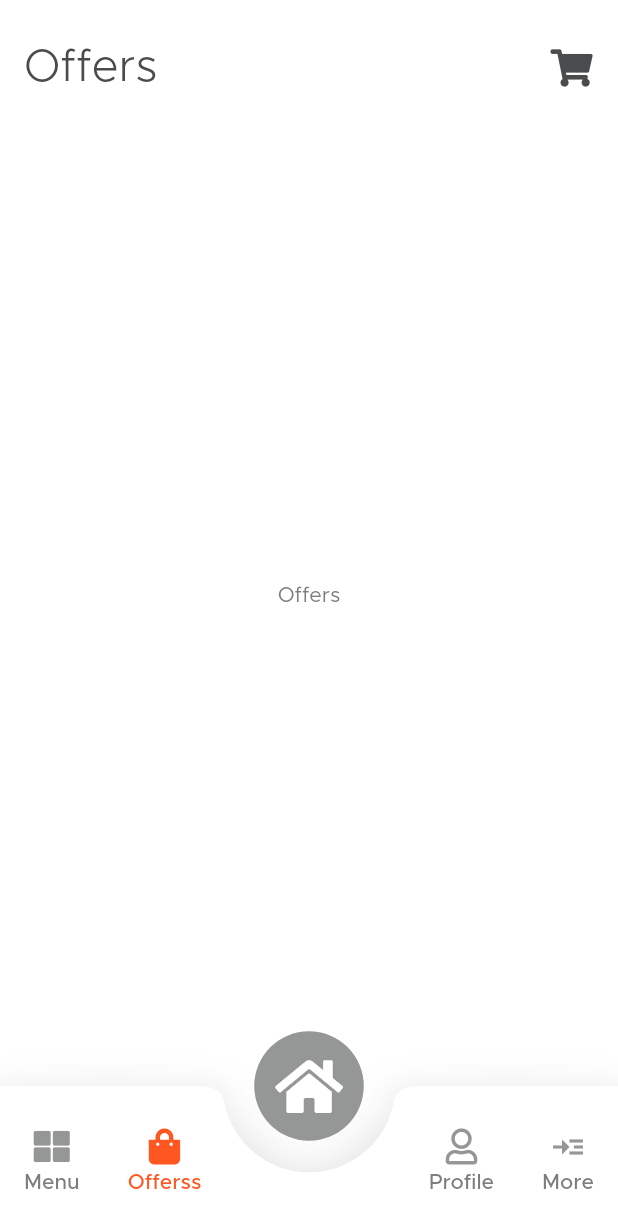
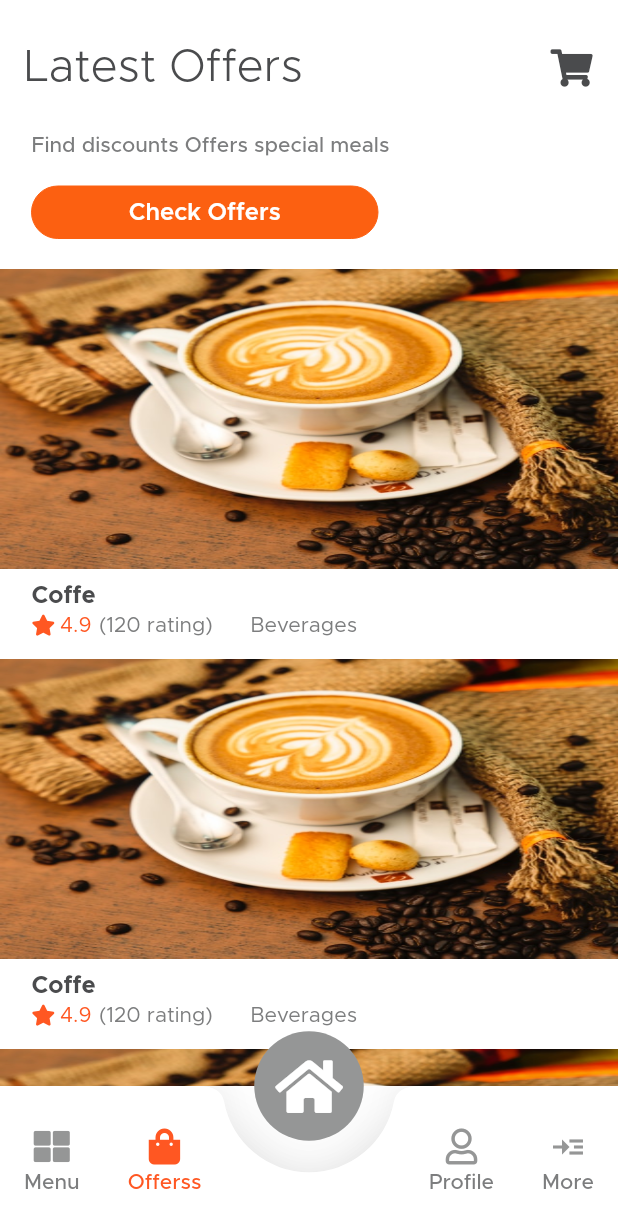
Before and after one commit to mazenmohamed56/Meal-Monkey_Food_Delivery_App, a Flutter app: the HomeLayOut screen opened directly, after a tap on "Menu", after a tap on "Offerss", on a phone screen of 412 x 824 dp. Shown: the top 1228 px of the screen. Run offline on Flutter 3.47's test engine with Material 2 defaults, Android fonts, the phone set to English and light mode, and no system bars; our stand-ins replace bloc, cloud_firestore, firebase_auth, firebase_core, firebase_storage, flutter_bloc and 7 more; missing offline and left inert: flutter_login_facebook; accounts and stored records are empty.

Commit message:
Offers Screen

```diff
--- a/lib/layouts/HomeScreen/cubit/cubit.dart
+++ b/lib/layouts/HomeScreen/cubit/cubit.dart
@@ -31,7 +31,7 @@ class HomeCubit extends Cubit<HomeScreenStates> {
   int currentIndex = 4;
   List<String> titles = [
     'Menu',
-    'Offers',
+    'Latest Offers',
     'Profile',
     'More',
     'Home',
--- a/lib/modules/OffersScreen/offers_screen.dart
+++ b/lib/modules/OffersScreen/offers_screen.dart
@@ -1,11 +1,102 @@
 import 'package:flutter/material.dart';
+import 'package:font_awesome_flutter/font_awesome_flutter.dart';
+import 'package:meal_monkey/shared/components/components.dart';
+import 'package:meal_monkey/shared/styles/colors.dart';
 
 class OffersScreen extends StatelessWidget {
   @override
   Widget build(BuildContext context) {
-    return Center(
-        child: Container(
-      child: Text('Offers'),
-    ));
+    return SingleChildScrollView(
+      physics: BouncingScrollPhysics(),
+      child: Column(
+        crossAxisAlignment: CrossAxisAlignment.start,
+        children: [
+          const SizedBox(height: 20),
+          Padding(
+            padding: const EdgeInsetsDirectional.only(start: 21, end: 120),
+            child: Container(
+              child: Column(
+                crossAxisAlignment: CrossAxisAlignment.start,
+                children: [
+                  Text('Find discounts Offers special meals',
+                      style: Theme.of(context).textTheme.bodyText1),
+                  const SizedBox(height: 20),
+                  Padding(
+                    padding: const EdgeInsetsDirectional.only(end: 40.0),
+                    child: defaultButton(
+                        function: (e) {},
+                        text: 'Check Offers',
+                        radius: 30,
+                        height: 35,
+                        isUpperCase: false),
+                  ),
+                ],
+              ),
+            ),
+          ),
+          const SizedBox(height: 20),
+          ListView.separated(
+              shrinkWrap: true,
+              physics: NeverScrollableScrollPhysics(),
+              itemBuilder: (context, index) => offerListItem(context),
+              separatorBuilder: (context, index) => SizedBox(
+                    height: 15,
+                  ),
+              itemCount: 6),
+          SizedBox(
+            height: 45,
+          )
+        ],
+      ),
+    );
+  }
+
+  Widget offerListItem(context) {
+    return Container(
+      child: Column(
+        crossAxisAlignment: CrossAxisAlignment.start,
+        children: [
+          Image(
+              image: AssetImage(
+                  'assets/images/guy-basabose-FzdEbrA3Qj0-unsplash.jpg'),
+              height: 200,
+              width: double.infinity,
+              fit: BoxFit.fill),
+          const SizedBox(height: 10),
+          Padding(
+            padding: const EdgeInsetsDirectional.only(start: 21),
+            child: Text(
+              'Coffe',
+              style: Theme.of(context).textTheme.headline2,
+            ),
+          ),
+          const SizedBox(height: 5),
+          Padding(
+            padding: const EdgeInsetsDirectional.only(start: 21),
+            child: Row(
+              crossAxisAlignment: CrossAxisAlignment.end,
+              children: [
+                Icon(
+                  FontAwesomeIcons.solidStar,
+                  color: defaultColor,
+                  size: 14,
+                ),
+                const SizedBox(width: 5),
+                Text('4.9',
+                    style: Theme.of(context)
+                        .textTheme
+                        .bodyText2!
+                        .copyWith(color: defaultColor)),
+                const SizedBox(width: 5),
+                Text('(120 rating)',
+                    style: Theme.of(context).textTheme.bodyText2),
+                const SizedBox(width: 25),
+                Text('Beverages', style: Theme.of(context).textTheme.bodyText2),
+              ],
+            ),
+          )
+        ],
+      ),
+    );
   }
 }
```
